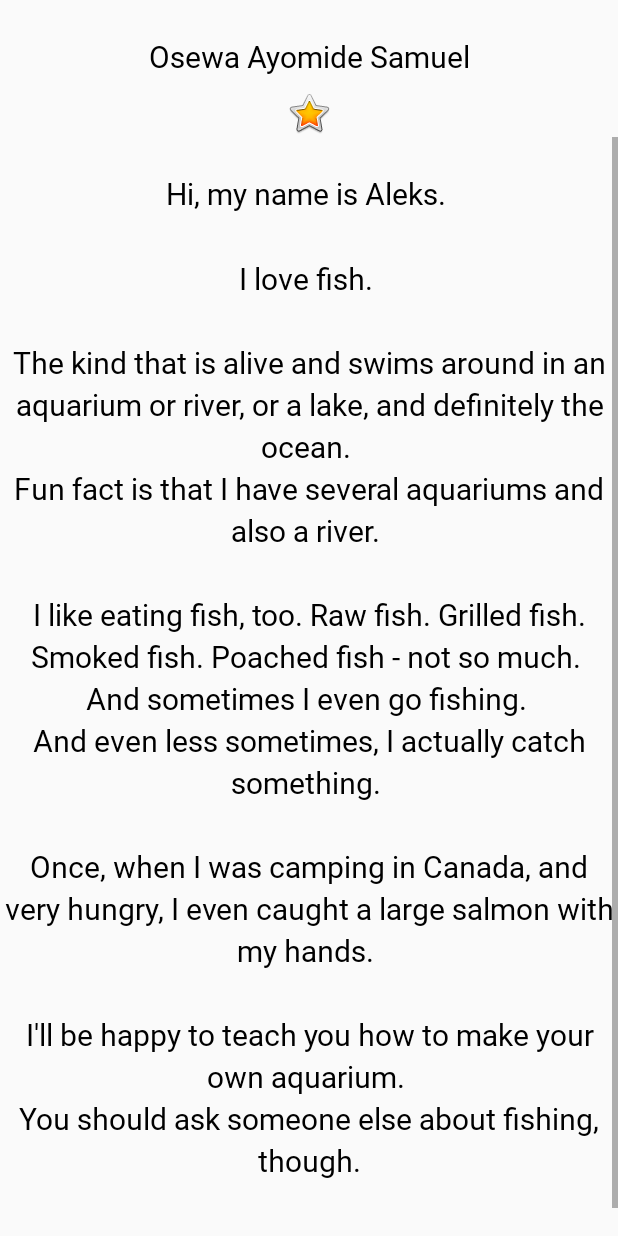
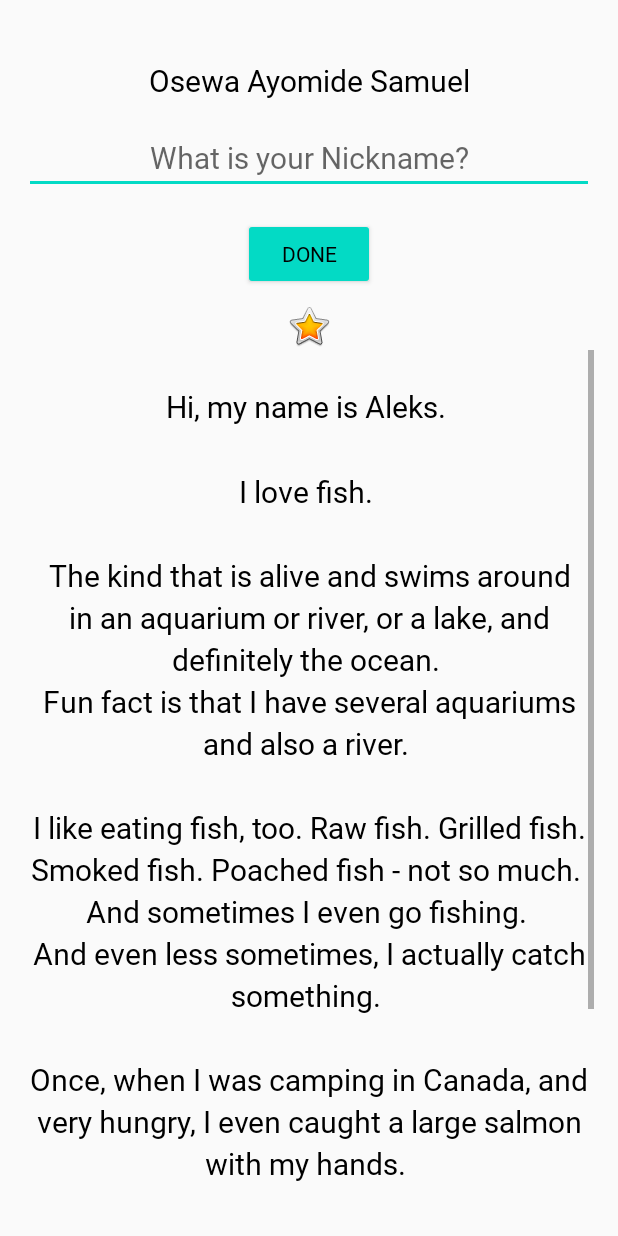
Before and after one commit to SamuelOsewa/About_Me, an Android app: the layout activity_main.xml on its own in the app's theme, with its tools: preview values and no code run, on a phone screen of 412 x 824 dp. Run offline under Robolectric (Android 15) with nearby library versions, the phone set to English and light mode, and no system bars.

Commit message:
Layout Update Button and Editable text added

```diff
--- a/app/src/main/res/layout/activity_main.xml
+++ b/app/src/main/res/layout/activity_main.xml
@@ -1,20 +1,50 @@
 <?xml version="1.0" encoding="utf-8"?>
-<LinearLayout
-    xmlns:android="http://schemas.android.com/apk/res/android"
+<LinearLayout xmlns:android="http://schemas.android.com/apk/res/android"
     xmlns:app="http://schemas.android.com/apk/res-auto"
     xmlns:tools="http://schemas.android.com/tools"
-    android:orientation="vertical"
     android:layout_width="match_parent"
     android:layout_height="match_parent"
+    android:padding="16dp"
+    android:orientation="vertical"
     tools:context=".MainActivity">
 
     <TextView
         android:id="@+id/name_text"
+        style="@style/NameStyle"
         android:layout_width="match_parent"
         android:layout_height="wrap_content"
         android:text="@string/osewa_ayomide_samuel"
-        android:textAlignment="center"
-        style="@style/NameStyle" />
+        android:textAlignment="center" />
+
+    <EditText
+        android:id="@+id/edit_nickname"
+        style="@style/NameStyle"
+        android:layout_width="match_parent"
+        android:layout_height="wrap_content"
+        android:ems="10"
+        android:gravity="center"
+        android:hint="@string/what_is_your_nickname"
+        android:inputType="textPersonName" />
+
+    <Button
+        android:id="@+id/done_button"
+        android:layout_width="wrap_content"
+        android:layout_height="wrap_content"
+        android:layout_gravity="center_horizontal"
+        style="@style/Widget.AppCompat.Button.Colored"
+        android:textColor="@android:color/black"
+        android:layout_marginTop="@dimen/layout_margin"
+        android:fontFamily = "@font/roboto"
+        android:text = "@string/done_button"/>
+
+    <TextView
+        android:id = "@+id/nickname_text"
+        android:layout_width="match_parent"
+        android:layout_height="wrap_content"
+        style="@style/NameStyle"
+        android:visibility="gone"/>
+
+
 
     <ImageView
         android:id="@+id/imageView"
@@ -23,17 +53,18 @@
         android:paddingTop="@dimen/small_padding"
         app:srcCompat="@android:drawable/btn_star_big_on" />
 
+
     <ScrollView
         android:layout_width="match_parent"
         android:layout_height="match_parent">
 
-       <TextView
-           android:id = "@+id/long_bio"
-           android:layout_width="wrap_content"
-           android:layout_height="wrap_content"
-           style="@style/NameStyle"
-           android:text = "@string/bio_about_self"
-           android:lineSpacingMultiplier="1.2"/>
+        <TextView
+            android:id="@+id/long_bio"
+            style="@style/NameStyle"
+            android:layout_width="wrap_content"
+            android:layout_height="wrap_content"
+            android:lineSpacingMultiplier="1.2"
+            android:text="@string/bio_about_self" />
 
 
     </ScrollView>
--- a/app/src/main/res/values/strings.xml
+++ b/app/src/main/res/values/strings.xml
@@ -7,4 +7,6 @@
 \nAnd sometimes I even go fishing. \nAnd even less sometimes, I actually catch something.
 \n\nOnce, when I was camping in Canada, and very hungry, I even caught a large salmon with my hands.
  \n\nI\'ll be happy to teach you how to make your own aquarium. \nYou should ask someone else about fishing, though.\n\n </string>
+    <string name = "what_is_your_nickname">What is your Nickname?</string>
+    <string name = "done_button">DONE</string>
 </resources>
```
